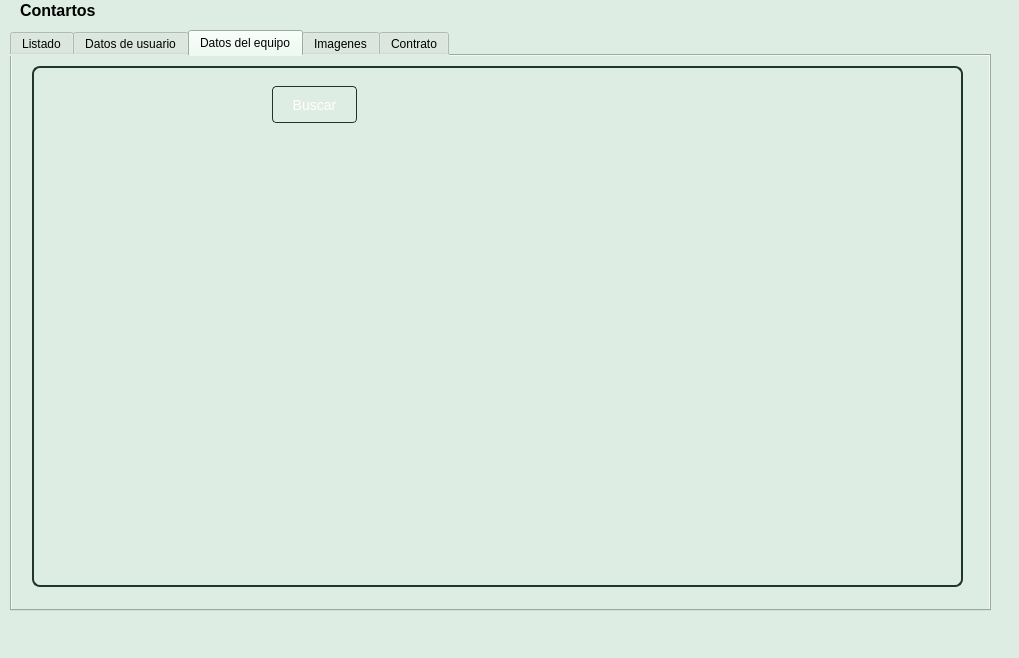
First picture: the form in Contratos/ui/FrmMain.ui, repository CodeDrTech/DevelopPython, before the edit.
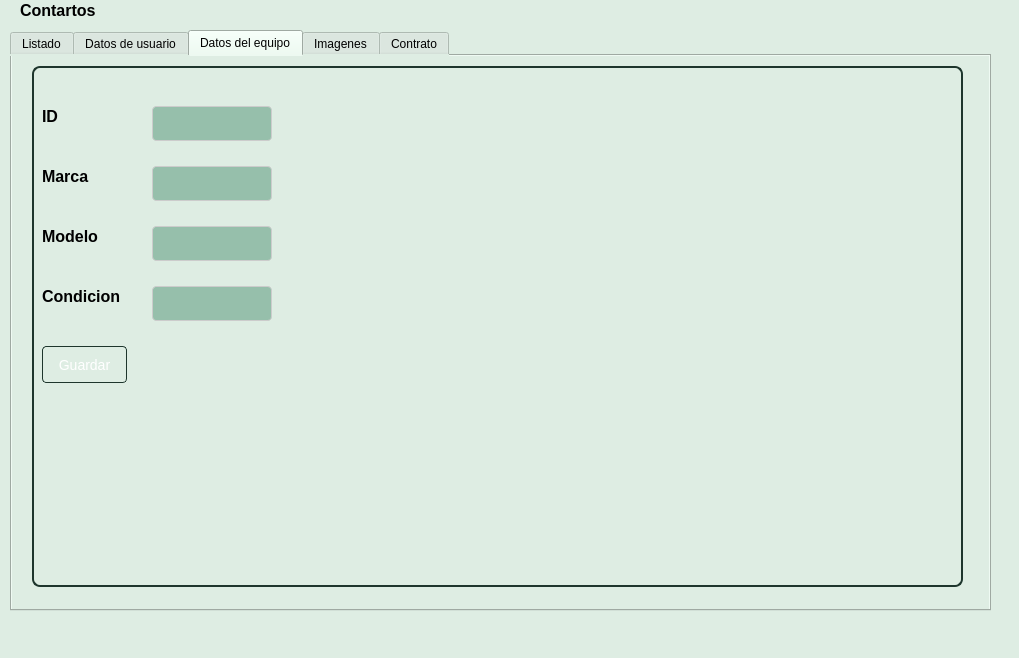
Second picture: the form after the edit. The open tabs and pages were chosen to show the change.

Commit message: Terminando el diseno de la interfaz de usuario.

The edit to the form file:
```diff
--- a/Contratos/ui/FrmMain.ui
+++ b/Contratos/ui/FrmMain.ui
@@ -424,11 +424,74 @@
       <property name="title">
        <string/>
       </property>
-      <widget class="QPushButton" name="btnBuscar_3">
+      <widget class="QLabel" name="label_13">
        <property name="geometry">
         <rect>
-         <x>240</x>
-         <y>20</y>
+         <x>10</x>
+         <y>40</y>
+         <width>81</width>
+         <height>21</height>
+        </rect>
+       </property>
+       <property name="styleSheet">
+        <string notr="true">QWidget {
+    background-color: var(--jade-50);
+}
+
+QLabel {
+    color: var(--jade-500);
+    font-size: 16px;
+    font-weight: bold;
+}</string>
+       </property>
+       <property name="text">
+        <string>ID</string>
+       </property>
+      </widget>
+      <widget class="QLineEdit" name="txtID_usuario">
+       <property name="geometry">
+        <rect>
+         <x>120</x>
+         <y>40</y>
+         <width>120</width>
+         <height>35</height>
+        </rect>
+       </property>
+       <property name="toolTip">
+        <string>Insertar codigo de articulo</string>
+       </property>
+       <property name="styleSheet">
+        <string notr="true">QLineEdit {
+    background-color: #96bfab;
+    border: 1px solid #cccccc;
+    padding: 6px;
+    border-radius: 4px;
+    font-size: 14px;
+}
+
+QLineEdit:hover {
+    border: 1px solid #689f84;
+}
+
+QLineEdit:focus {
+    border: 1px solid #689f84;
+    outline: none;
+}
+
+QLineEdit::placeholder {
+    color: #1e362d;
+    font-weight: bold;
+}</string>
+       </property>
+       <property name="readOnly">
+        <bool>true</bool>
+       </property>
+      </widget>
+      <widget class="QPushButton" name="btnGuardar_Equipo">
+       <property name="geometry">
+        <rect>
+         <x>10</x>
+         <y>280</y>
          <width>85</width>
          <height>37</height>
         </rect>
@@ -457,7 +520,196 @@
 }</string>
        </property>
        <property name="text">
-        <string>Buscar</string>
+        <string>Guardar</string>
+       </property>
+      </widget>
+      <widget class="QLabel" name="label_14">
+       <property name="geometry">
+        <rect>
+         <x>10</x>
+         <y>160</y>
+         <width>61</width>
+         <height>21</height>
+        </rect>
+       </property>
+       <property name="styleSheet">
+        <string notr="true">QWidget {
+    background-color: var(--jade-50);
+}
+
+QLabel {
+    color: var(--jade-500);
+    font-size: 16px;
+    font-weight: bold;
+}</string>
+       </property>
+       <property name="text">
+        <string>Modelo</string>
+       </property>
+      </widget>
+      <widget class="QLineEdit" name="txtMarca">
+       <property name="geometry">
+        <rect>
+         <x>120</x>
+         <y>100</y>
+         <width>120</width>
+         <height>35</height>
+        </rect>
+       </property>
+       <property name="toolTip">
+        <string>Insertar codigo de articulo</string>
+       </property>
+       <property name="styleSheet">
+        <string notr="true">QLineEdit {
+    background-color: #96bfab;
+    border: 1px solid #cccccc;
+    padding: 6px;
+    border-radius: 4px;
+    font-size: 14px;
+}
+
+QLineEdit:hover {
+    border: 1px solid #689f84;
+}
+
+QLineEdit:focus {
+    border: 1px solid #689f84;
+    outline: none;
+}
+
+QLineEdit::placeholder {
+    color: #1e362d;
+    font-weight: bold;
+}</string>
+       </property>
+       <property name="readOnly">
+        <bool>true</bool>
+       </property>
+      </widget>
+      <widget class="QLabel" name="label_15">
+       <property name="geometry">
+        <rect>
+         <x>10</x>
+         <y>220</y>
+         <width>81</width>
+         <height>21</height>
+        </rect>
+       </property>
+       <property name="styleSheet">
+        <string notr="true">QWidget {
+    background-color: var(--jade-50);
+}
+
+QLabel {
+    color: var(--jade-500);
+    font-size: 16px;
+    font-weight: bold;
+}</string>
+       </property>
+       <property name="text">
+        <string>Condicion</string>
+       </property>
+      </widget>
+      <widget class="QLineEdit" name="txtModelo">
+       <property name="geometry">
+        <rect>
+         <x>120</x>
+         <y>160</y>
+         <width>120</width>
+         <height>35</height>
+        </rect>
+       </property>
+       <property name="toolTip">
+        <string>Insertar codigo de articulo</string>
+       </property>
+       <property name="styleSheet">
+        <string notr="true">QLineEdit {
+    background-color: #96bfab;
+    border: 1px solid #cccccc;
+    padding: 6px;
+    border-radius: 4px;
+    font-size: 14px;
+}
+
+QLineEdit:hover {
+    border: 1px solid #689f84;
+}
+
+QLineEdit:focus {
+    border: 1px solid #689f84;
+    outline: none;
+}
+
+QLineEdit::placeholder {
+    color: #1e362d;
+    font-weight: bold;
+}</string>
+       </property>
+       <property name="readOnly">
+        <bool>true</bool>
+       </property>
+      </widget>
+      <widget class="QLabel" name="label_16">
+       <property name="geometry">
+        <rect>
+         <x>10</x>
+         <y>100</y>
+         <width>101</width>
+         <height>21</height>
+        </rect>
+       </property>
+       <property name="styleSheet">
+        <string notr="true">QWidget {
+    background-color: var(--jade-50);
+}
+
+QLabel {
+    color: var(--jade-500);
+    font-size: 16px;
+    font-weight: bold;
+}</string>
+       </property>
+       <property name="text">
+        <string>Marca</string>
+       </property>
+      </widget>
+      <widget class="QLineEdit" name="txtCondicion">
+       <property name="geometry">
+        <rect>
+         <x>120</x>
+         <y>220</y>
+         <width>120</width>
+         <height>35</height>
+        </rect>
+       </property>
+       <property name="toolTip">
+        <string>Insertar codigo de articulo</string>
+       </property>
+       <property name="styleSheet">
+        <string notr="true">QLineEdit {
+    background-color: #96bfab;
+    border: 1px solid #cccccc;
+    padding: 6px;
+    border-radius: 4px;
+    font-size: 14px;
+}
+
+QLineEdit:hover {
+    border: 1px solid #689f84;
+}
+
+QLineEdit:focus {
+    border: 1px solid #689f84;
+    outline: none;
+}
+
+QLineEdit::placeholder {
+    color: #1e362d;
+    font-weight: bold;
+}</string>
+       </property>
+       <property name="readOnly">
+        <bool>true</bool>
        </property>
       </widget>
      </widget>
```
Left out of the diff: 481 changed lines with no effect on the pictures. The commit also changes 2 other files.
